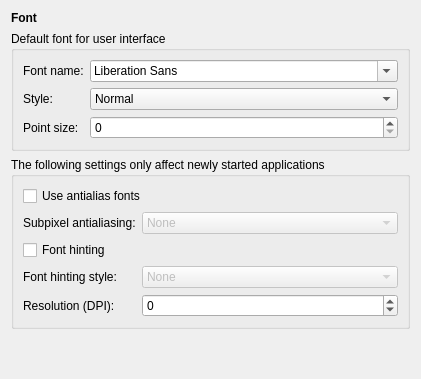
Old version of the form lxqt-config-appearance/fontsconfig.ui in the repository lxqt/lxqt-config.
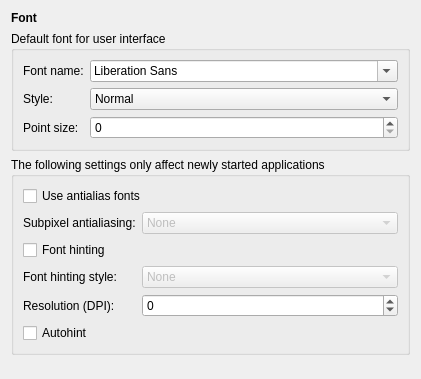
New version of the form.

Commit message: - Add option autohint - Fix compatibility with KDE fonts settings

What changed in the file:
```diff
--- a/lxqt-config-appearance/fontsconfig.ui
+++ b/lxqt-config-appearance/fontsconfig.ui
@@ -145,6 +145,13 @@
         </property>
        </widget>
       </item>
+      <item row="6" column="0" colspan="2">
+       <widget class="QCheckBox" name="autohint">
+        <property name="text">
+         <string>Autohint</string>
+        </property>
+       </widget>
+      </item>
       <item row="5" column="1">
        <widget class="QSpinBox" name="dpi">
         <property name="minimum">
```
The commit also changes 4 other files.
